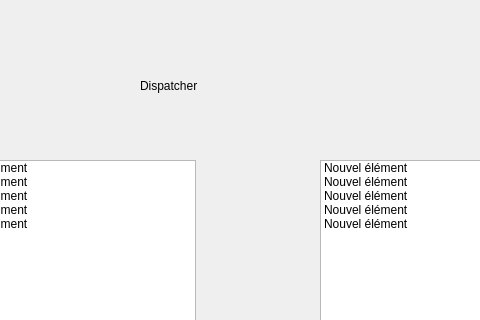
Before: the Qt Designer form SmartOrderManager/dispatcher_interface.ui in nassimlnd/SmartOrderManager, drawn with Qt 5; both pictures show x 150 to 630 and y 0 to 320 of the 891 by 599 pixel window.
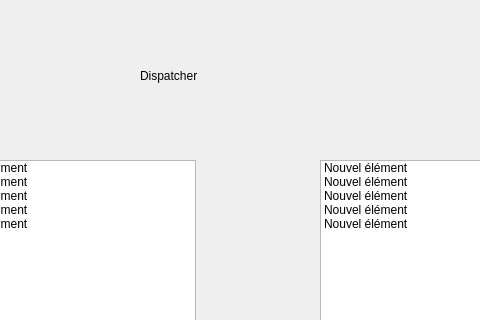
After: the same form once the commit is applied.

Commit message: interface Dispatcher et Chauffeur

```diff
--- a/SmartOrderManager/dispatcher_interface.ui
+++ b/SmartOrderManager/dispatcher_interface.ui
@@ -52,7 +52,7 @@
    <property name="geometry">
     <rect>
      <x>290</x>
-     <y>60</y>
+     <y>50</y>
      <width>201</width>
      <height>51</height>
     </rect>
```
The commit also changes 4 other files.
